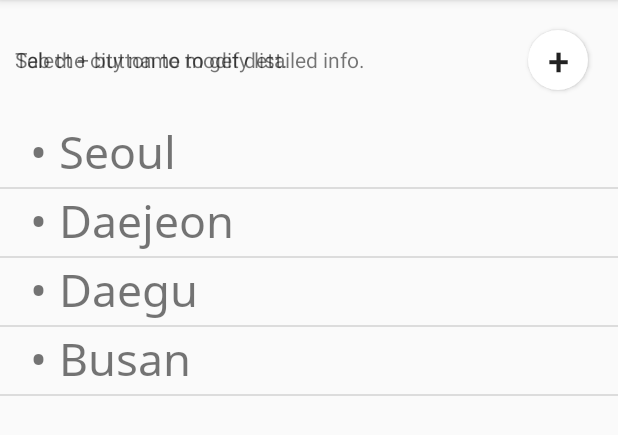
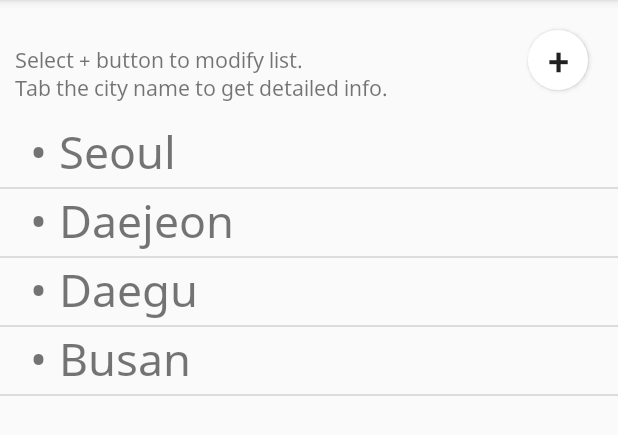
Before and after one commit to CXZ7720/2020_OSS_Android_Weather, an Android app: the screen it shows after launch (MainActivity), on a phone screen of 412 x 824 dp, the part 84-519 px from its top. Run offline under Robolectric (Android 15) with nearby library versions, the phone set to English and light mode, and no system bars; libraries missing offline, so code that uses them is left out: com.github.kittinunf.fuel, com.github.kittinunf.result.

Commit message:
change mainActivity string fonts to notoSans

```diff
--- a/app/src/main/res/layout/activity_main.xml
+++ b/app/src/main/res/layout/activity_main.xml
@@ -7,20 +7,14 @@
     tools:context=".MainActivity">
 
     <TextView
-        android:id="@+id/guideText1"
+        android:id="@+id/guide_Text1"
         android:layout_width="wrap_content"
         android:layout_height="wrap_content"
         android:layout_marginTop="30dp"
         android:layout_marginLeft="10dp"
+        android:fontFamily="@font/noto_sans"
         android:text="@string/Introduce" />
 
-    <TextView
-        android:id="@+id/guide_text2"
-        android:layout_width="wrap_content"
-        android:layout_height="wrap_content"
-        android:layout_marginTop="30dp"
-        android:layout_marginLeft="10dp"
-        android:text="@string/Introduce2" />
     <Button
         android:id="@+id/add_button"
         android:layout_width="40dp"
--- a/app/src/main/res/values/strings.xml
+++ b/app/src/main/res/values/strings.xml
@@ -8,8 +8,7 @@
     <string name="Daejeon">Daejeon</string>
     <string name="Daegu">Daegu</string>
     <string name="Busan">Busan</string>
-    <string name="Introduce">Select + button to modify list.</string>
-    <string name="Introduce2">Tab the city name to get detailed info.</string>
+    <string name="Introduce">Select + button to modify list.\nTab the city name to get detailed info.</string>
     <string name="minTitle">Min temp</string>
     <string name="maxTitle">Max temp</string>
     <string name="humidity">Humidity</string>
```
